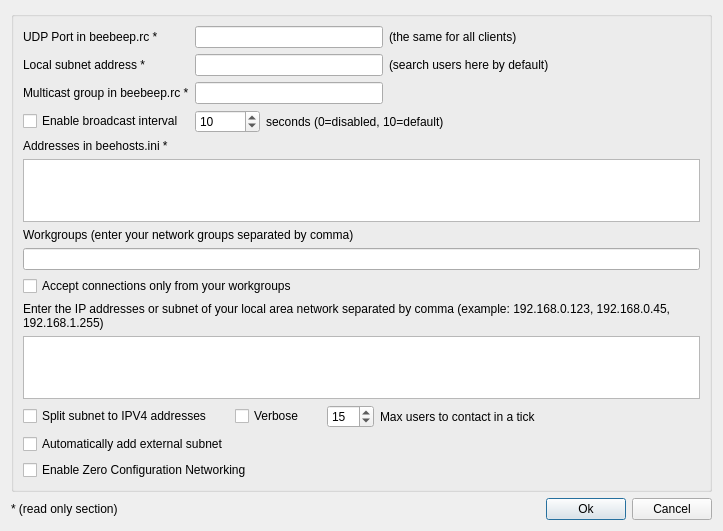
Above: src/desktop/GuiSearchUser.ui from hwgao/beebeep before the change. Below: the same form after it.
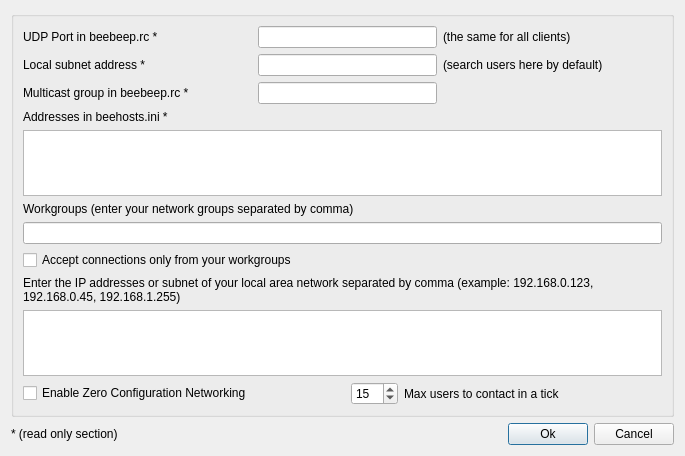
That is the form after the change.

Commit message: - fixed a bug in option "HideMainToolbar" - Broadcast processes are now simplified and optimized (some options are now obsolete, see BEEHELP.txt)

What changed in the file:
```diff
--- a/src/desktop/GuiSearchUser.ui
+++ b/src/desktop/GuiSearchUser.ui
@@ -6,8 +6,8 @@
    <rect>
     <x>0</x>
     <y>0</y>
-    <width>723</width>
-    <height>521</height>
+    <width>685</width>
+    <height>456</height>
    </rect>
   </property>
   <property name="sizePolicy">
@@ -23,6 +23,13 @@
    <item row="0" column="0" colspan="3">
     <widget class="QGroupBox" name="mp_boxBroadcast">
      <layout class="QGridLayout" name="gridLayout">
+      <item row="5" column="0" colspan="7">
+       <widget class="QLabel" name="mp_lWorkgroups">
+        <property name="text">
+         <string>Workgroups (enter your network groups separated by comma)</string>
+        </property>
+       </widget>
+      </item>
       <item row="0" column="0">
        <widget class="QLabel" name="mp_lUdpPort">
         <property name="sizePolicy">
@@ -149,56 +156,20 @@
         </property>
        </spacer>
       </item>
+      <item row="4" column="0" colspan="7">
+       <widget class="QPlainTextEdit" name="mp_teAddressesInHosts">
+        <property name="maximumSize">
+         <size>
+          <width>16777215</width>
+          <height>70</height>
+         </size>
+        </property>
+        <property name="readOnly">
+         <bool>true</bool>
+        </property>
+       </widget>
+      </item>
       <item row="3" column="0">
-       <widget class="QCheckBox" name="mp_cbBroadcastInterval">
-        <property name="text">
-         <string>Enable broadcast interval</string>
-        </property>
-       </widget>
-      </item>
-      <item row="3" column="1" colspan="2">
-       <widget class="QSpinBox" name="mp_sbBroadcastInterval">
-        <property name="minimumSize">
-         <size>
-          <width>50</width>
-          <height>0</height>
-         </size>
-        </property>
-        <property name="suffix">
-         <string/>
-        </property>
-        <property name="maximum">
-         <number>999</number>
-        </property>
-        <property name="singleStep">
-         <number>5</number>
-        </property>
-        <property name="value">
-         <number>10</number>
-        </property>
-       </widget>
-      </item>
-      <item row="3" column="3" colspan="3">
-       <widget class="QLabel" name="mp_lBroadcastIntervalSuffix">
-        <property name="text">
-         <string>seconds (0=disabled, 10=default)</string>
-        </property>
-       </widget>
-      </item>
-      <item row="3" column="6">
-       <spacer name="horizontalSpacer_3">
-        <property name="orientation">
-         <enum>Qt::Horizontal</enum>
-        </property>
-        <property name="sizeHint" stdset="0">
-         <size>
-          <width>259</width>
-          <height>20</height>
-         </size>
-        </property>
-       </spacer>
-      </item>
-      <item row="4" column="0">
        <widget class="QLabel" name="mp_lHostIni">
         <property name="text">
          <string>Addresses in beehosts.ini *</string>
@@ -211,36 +182,10 @@
         </property>
        </widget>
       </item>
-      <item row="5" column="0" colspan="7">
-       <widget class="QPlainTextEdit" name="mp_teAddressesInHosts">
-        <property name="maximumSize">
-         <size>
-          <width>16777215</width>
-          <height>70</height>
-         </size>
-        </property>
-        <property name="readOnly">
-         <bool>true</bool>
-        </property>
-       </widget>
-      </item>
-      <item row="7" column="0" colspan="7">
+      <item row="6" column="0" colspan="7">
        <widget class="QLineEdit" name="mp_leWorkgroups"/>
       </item>
-      <item row="8" column="0" colspan="4">
-       <widget class="QCheckBox" name="mp_cbAcceptConnectionsOnlyFromWorkgroups">
-        <property name="sizePolicy">
-         <sizepolicy hsizetype="Expanding" vsizetype="Fixed">
-          <horstretch>0</horstretch>
-          <verstretch>0</verstretch>
-         </sizepolicy>
-        </property>
-        <property name="text">
-         <string>Accept connections only from your workgroups</string>
-        </property>
-       </widget>
-      </item>
-      <item row="9" column="0" colspan="7">
+      <item row="8" column="0" colspan="7">
        <widget class="QLabel" name="mp_lBroadcast">
         <property name="sizePolicy">
          <sizepolicy hsizetype="Minimum" vsizetype="Preferred">
@@ -268,7 +213,20 @@
         </property>
        </widget>
       </item>
-      <item row="10" column="0" colspan="7">
+      <item row="7" column="0" colspan="4">
+       <widget class="QCheckBox" name="mp_cbAcceptConnectionsOnlyFromWorkgroups">
+        <property name="sizePolicy">
+         <sizepolicy hsizetype="Expanding" vsizetype="Fixed">
+          <horstretch>0</horstretch>
+          <verstretch>0</verstretch>
+         </sizepolicy>
+        </property>
+        <property name="text">
+         <string>Accept connections only from your workgroups</string>
+        </property>
+       </widget>
+      </item>
+      <item row="9" column="0" colspan="7">
        <widget class="QPlainTextEdit" name="mp_teAddressesInSettings">
         <property name="maximumSize">
          <size>
@@ -278,27 +236,7 @@
         </property>
        </widget>
       </item>
-      <item row="11" column="0" colspan="2">
-       <widget class="QCheckBox" name="mp_cbParseAddresses">
-        <property name="text">
-         <string>Split subnet to IPV4 addresses</string>
-        </property>
-       </widget>
-      </item>
-      <item row="11" column="2" colspan="2">
-       <widget class="QCheckBox" name="mp_cbVerbose">
-        <property name="sizePolicy">
-         <sizepolicy hsizetype="Expanding" vsizetype="Fixed">
-          <horstretch>0</horstretch>
-          <verstretch>0</verstretch>
-         </sizepolicy>
-        </property>
-        <property name="text">
-         <string>Verbose</string>
-        </property>
-       </widget>
-      </item>
-      <item row="11" column="4" colspan="3">
+      <item row="10" column="3" colspan="4">
        <layout class="QHBoxLayout" name="horizontalLayout">
         <item>
          <widget class="QSpinBox" name="mp_sbMaxUsersToContact">
@@ -331,27 +269,13 @@
         </item>
        </layout>
       </item>
-      <item row="12" column="0" colspan="2">
-       <widget class="QCheckBox" name="mp_cbAutoAddSubnet">
-        <property name="text">
-         <string>Automatically add external subnet</string>
-        </property>
-       </widget>
-      </item>
-      <item row="13" column="0" colspan="3">
+      <item row="10" column="0">
        <widget class="QCheckBox" name="mp_cbEnableMDns">
         <property name="text">
          <string>Enable Zero Configuration Networking</string>
         </property>
        </widget>
       </item>
-      <item row="6" column="0" colspan="7">
-       <widget class="QLabel" name="mp_lWorkgroups">
-        <property name="text">
-         <string>Workgroups (enter your network groups separated by comma)</string>
-        </property>
-       </widget>
-      </item>
      </layout>
     </widget>
    </item>
```
Left out of the diff: 59 changed lines with no effect on the pictures. The commit also changes 21 other files.
